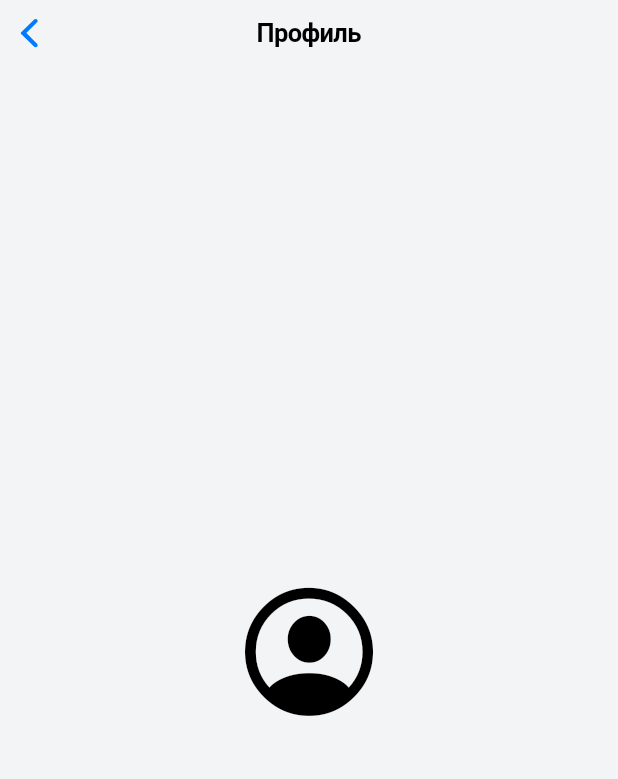
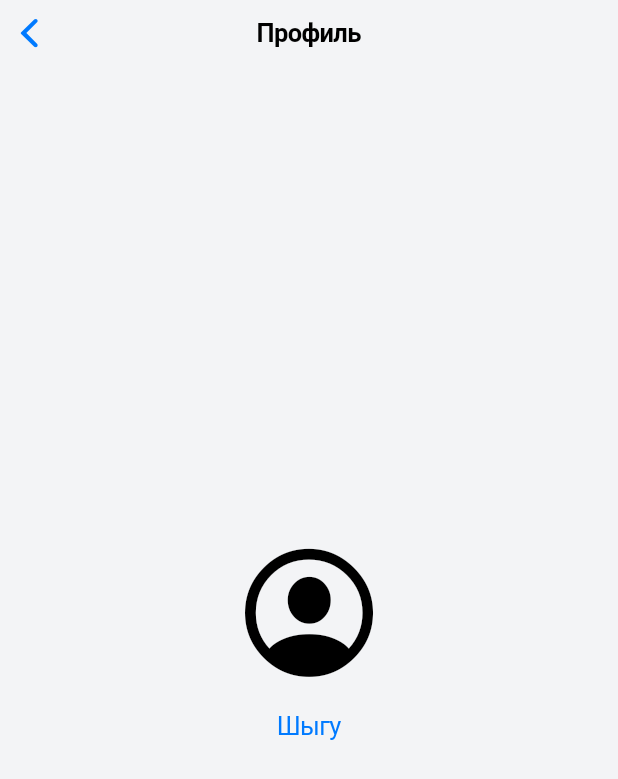
Before and after one commit to prostomol4i/first_project, a Flutter app: the ProfileScreen screen opened directly, on a phone screen of 412 x 824 dp. Shown: the top 779 px of the screen. Run offline on Flutter 3.47's test engine with Material 2 defaults, Android fonts, the phone set to English and light mode, and no system bars; our stand-ins replace dio, hive, hive_flutter; accounts and stored records are empty.

```diff
--- a/lib/src/screens/main/main_screen.dart
+++ b/lib/src/screens/main/main_screen.dart
@@ -1,4 +1,5 @@
 import 'package:flutter/cupertino.dart';
+import 'package:flutter_application_1/src/router/router.dart';
 import 'package:flutter_application_1/src/screens/auth/auth_screen.dart';
 import 'package:flutter_application_1/src/screens/home/home_screen.dart';
 import 'package:flutter_application_1/src/screens/profile/profile.dart';
@@ -24,6 +25,7 @@ class MainScreen extends StatelessWidget {
         ),
         tabBuilder: (context, index) {
           return CupertinoTabView(
+            onGenerateRoute: AppRouter.generateRoute,
             builder: (context) {
               switch (index) {
                 case 0:
--- a/lib/src/screens/profile/profile.dart
+++ b/lib/src/screens/profile/profile.dart
@@ -1,15 +1,15 @@
 import 'package:flutter/cupertino.dart';
+import 'package:flutter_application_1/src/router/routing_const.dart';
+import 'package:hive_flutter/adapters.dart';
 import '../../common/constants/color_constants.dart';
 
 class ProfileScreen extends StatelessWidget {
- const ProfileScreen({super.key});
-
-
+  const ProfileScreen({super.key});
 
   @override
   Widget build(BuildContext context) {
-    return const CupertinoPageScaffold(
-      navigationBar: CupertinoNavigationBar(
+    return CupertinoPageScaffold(
+      navigationBar: const CupertinoNavigationBar(
         backgroundColor: AppColors.white,
         border: Border(),
         middle: Text('Профиль'),
@@ -19,12 +19,18 @@ class ProfileScreen extends StatelessWidget {
           mainAxisAlignment: MainAxisAlignment.center,
           crossAxisAlignment: CrossAxisAlignment.stretch,
           children: [
-            Icon(
+            const Icon(
               CupertinoIcons.profile_circled,
               size: 100,
               color: AppColors.black,
             ),
-
+            CupertinoButton(
+              child: const Text('Шыгу'),
+              onPressed: () {
+                Hive.box('tokens').clear();
+                Navigator.of(context, rootNavigator: true).pushReplacementNamed(AuthRoute);
+              },
+            ),
           ],
         ),
       ),
--- a/pubspec.yaml
+++ b/pubspec.yaml
@@ -28,6 +28,7 @@ environment:
 # the latest version available on pub.dev. To see which dependencies have newer
 # versions available, run `flutter pub outdated`.
 dependencies:
+  json_annotation:
   flutter:
     sdk: flutter
 
@@ -39,6 +40,8 @@ dependencies:
   hive: ^2.2.3
   hive_flutter: ^1.1.0
 dev_dependencies:
+  build_runner:
+  json_serializable:
   flutter_test:
     sdk: flutter
 
```
Also changed, not shown: lib/src/common/models/tokens_model.dart (added, +18 -0 lines), lib/src/screens/auth/auth_screen.dart (+9 -10 lines), lib/src/common/models/tokens_model.g.dart (added), pubspec.lock.
